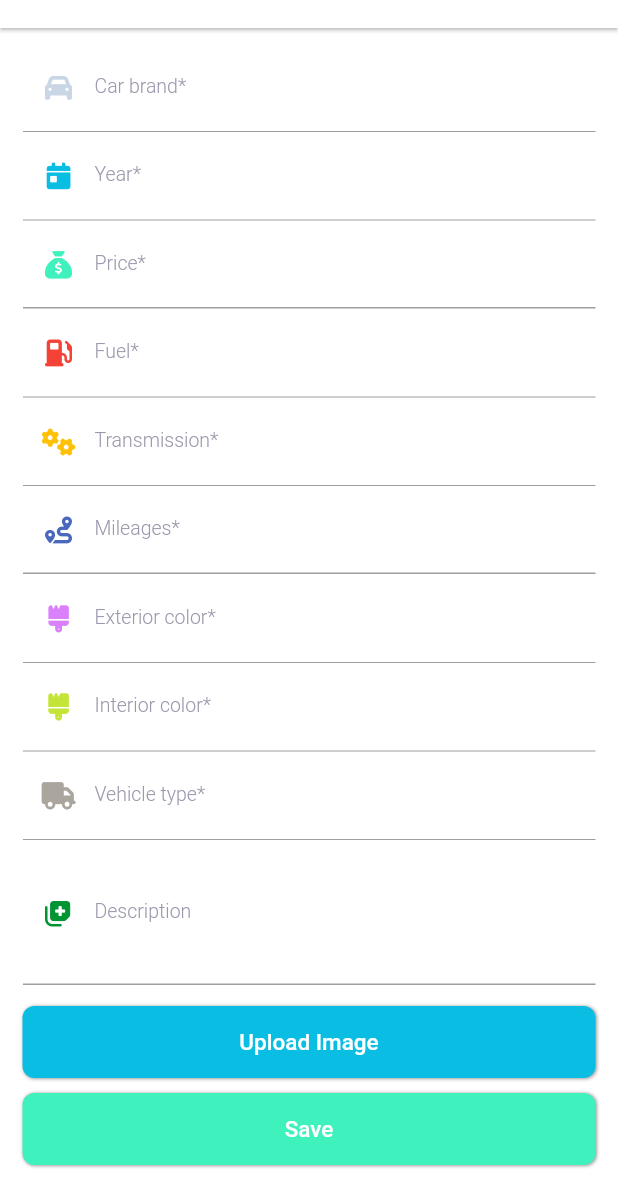
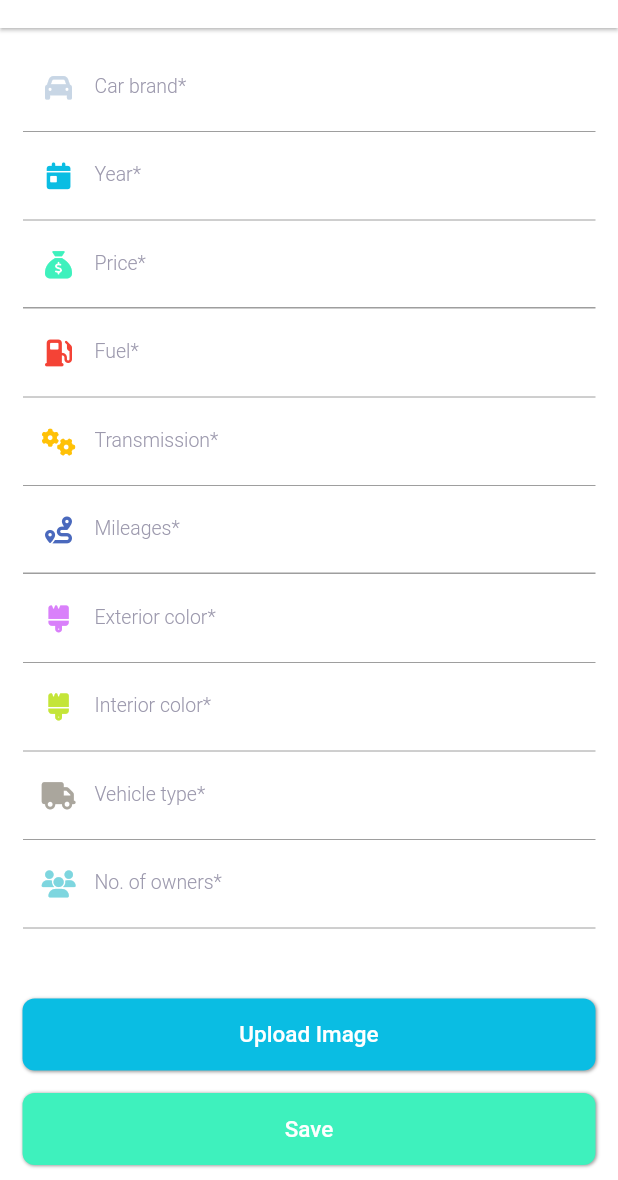
Before and after one commit to mhmoudGamea/car-club, a Flutter app: the PostView screen opened by its route, on a phone screen of 412 x 824 dp, the part 56-1236 px from its top. Run offline on Flutter 3.47's test engine with Material 2 defaults, Android fonts, the light colour scheme and no system bars; drawn by our look-alikes of flutter_neumorphic; our stand-ins replace bloc, cloud_firestore, firebase_auth, firebase_core, firebase_storage, flutter_bloc and 8 more; missing offline and left inert: flutter_facebook_auth; accounts and stored records are empty; Roboto replaces fonts that are missing (Lexend).

Commit message:
uploading post part 1

```diff
--- /dev/null
+++ b/lib/features/post/data/models/post_model.dart
@@ -0,0 +1,63 @@
+class PostModel {
+  final String brand;
+  final String manufacturingYear;
+  final double price;
+  final String fuel;
+  final String transmission;
+  final double mileage;
+  final String exColor;
+  final String inColor;
+  final String vehicleType;
+  final String noOfOwners;
+  final String description;
+  final String address;
+
+  const PostModel({
+    required this.brand,
+    required this.manufacturingYear,
+    required this.price,
+    required this.fuel,
+    required this.transmission,
+    required this.mileage,
+    required this.exColor,
+    required this.inColor,
+    required this.vehicleType,
+    required this.noOfOwners,
+    required this.description,
+    required this.address,
+  });
+
+  factory PostModel.fromJson(Map<String, dynamic> json) {
+    return PostModel(
+      brand: json['brand'],
+      manufacturingYear: json['manufacturingYear'],
+      price: json['price'],
+      fuel: json['fuel'],
+      transmission: json['transmission'],
+      mileage: json['mileage'],
+      exColor: json['exColor'],
+      inColor: json['inColor'],
+      vehicleType: json['vehicleType'],
+      noOfOwners: json['noOfOwners'],
+      description: json['description'],
+      address: json['address'],
+    );
+  }
+
+  Map<String, dynamic> toJson() {
+    return {
+      'brand': brand,
+      'manufacturingYear': manufacturingYear,
+      'price': price,
+      'fuel': fuel,
+      'transmission': transmission,
+      'mileage': mileage,
+      'exColor': exColor,
+      'inColor': inColor,
+      'vehicleType': vehicleType,
+      'noOfOwners': noOfOwners,
+      'description': description,
+      'address': address,
+    };
+  }
+}
--- /dev/null
+++ b/lib/features/post/data/post_constants.dart
@@ -0,0 +1,2 @@
+const postsColl = 'postsCollection';
+const userPosts = 'posts';
--- /dev/null
+++ b/lib/features/post/data/repos/post_repo.dart
@@ -0,0 +1,3 @@
+abstract class PostRepo {
+  Future<void> addNewPost(String uId, Map<String, dynamic> post);
+}
--- /dev/null
+++ b/lib/features/post/data/repos/post_repo_impl.dart
@@ -0,0 +1,13 @@
+import 'package:car_club/features/post/data/repos/post_repo.dart';
+import 'package:cloud_firestore/cloud_firestore.dart';
+import '../post_constants.dart';
+
+class PostRepoImpl implements PostRepo {
+// postsCollection > uid > posts > dynamically generated document for each post
+  CollectionReference postsCollection =
+      FirebaseFirestore.instance.collection(postsColl);
+  @override
+  Future<void> addNewPost(String uId, Map<String, dynamic> post) async {
+    await postsCollection.doc(uId).collection(userPosts).add(post);
+  }
+}
--- a/lib/features/post/presentation/model_views/form_cubit/form_state.dart
+++ /dev/null
@@ -1,6 +0,0 @@
-part of 'form_cubit.dart';
-
-@immutable
-abstract class FormState {}
-
-class FormInitial extends FormState {}
--- /dev/null
+++ b/lib/features/post/presentation/model_views/number_of_owner_cubit/number_of_owners_cubit.dart
@@ -0,0 +1,25 @@
+import 'package:flutter_bloc/flutter_bloc.dart';
+import 'package:meta/meta.dart';
+
+part 'number_of_owners_state.dart';
+
+class NumberOfOwnersCubit extends Cubit<NumberOfOwnersState> {
+  NumberOfOwnersCubit() : super(NumberOfOwnersInitial());
+
+  static const List<String> _noOfOwners = ['1', '2', '3', '4', '+4'];
+
+  List<String> get getNoOfOwners {
+    return _noOfOwners;
+  }
+
+  String? _number;
+
+  String? get getNumber {
+    return _number;
+  }
+
+  set setNumber(String? number) {
+    _number = number;
+    emit(NumberOfOwnersSelected());
+  }
+}
--- /dev/null
+++ b/lib/features/post/presentation/model_views/number_of_owner_cubit/number_of_owners_state.dart
@@ -0,0 +1,8 @@
+part of 'number_of_owners_cubit.dart';
+
+@immutable
+abstract class NumberOfOwnersState {}
+
+class NumberOfOwnersInitial extends NumberOfOwnersState {}
+
+class NumberOfOwnersSelected extends NumberOfOwnersState {}
--- /dev/null
+++ b/lib/features/post/presentation/model_views/user_form_cubit/user_form_cubit.dart
@@ -0,0 +1,131 @@
+import 'package:car_club/core/utils/helper.dart';
+import 'package:car_club/features/post/data/models/post_model.dart';
+import 'package:flutter/material.dart';
+import 'package:flutter_bloc/flutter_bloc.dart';
+import 'package:font_awesome_flutter/font_awesome_flutter.dart';
+// ignore: unnecessary_import
+import 'package:meta/meta.dart';
+
+import '../../../data/repos/post_repo.dart';
+import '../upload_image_cubit/upload_image_cubit.dart';
+
+part 'user_form_state.dart';
+
+class UserFormCubit extends Cubit<UserFormState> {
+  final PostRepo postRepo;
+  UserFormCubit(this.postRepo) : super(UserFormInitial());
+
+  final _brandsController = TextEditingController();
+  TextEditingController get getBrand {
+    return _brandsController;
+  }
+
+  final _yearController = TextEditingController();
+  TextEditingController get getYear {
+    return _yearController;
+  }
+
+  final _priceController = TextEditingController();
+  TextEditingController get getPrice {
+    return _priceController;
+  }
+
+  final _fuelController = TextEditingController();
+  TextEditingController get getFuel {
+    return _fuelController;
+  }
+
+  final _transmissionController = TextEditingController();
+  TextEditingController get getTransmission {
+    return _transmissionController;
+  }
+
+  final _mileagesController = TextEditingController();
+  TextEditingController get getMileage {
+    return _mileagesController;
+  }
+
+  final _exteriorColorController = TextEditingController();
+  TextEditingController get getExteriorColor {
+    return _exteriorColorController;
+  }
+
+  final _interiorColorController = TextEditingController();
+  TextEditingController get getInteriorColor {
+    return _interiorColorController;
+  }
+
+  final _vehicleTypeController = TextEditingController();
+  TextEditingController get getVehicleType {
+    return _vehicleTypeController;
+  }
+
+  final _numberOfOwnerController = TextEditingController();
+  TextEditingController get getNoOfOwners {
+    return _numberOfOwnerController;
+  }
+
+  final _descriptionController = TextEditingController();
+  TextEditingController get getDescription {
+    return _descriptionController;
+  }
+
+  final _addressController = TextEditingController();
+  TextEditingController get getAddress {
+    return _addressController;
+  }
+
+  late PostModel _postModel;
+
+  Future<void> addPost() async {
+    emit(PostLoading());
+    _postModel = PostModel(
+      brand: getBrand.text,
+      manufacturingYear: getYear.text,
+      price: double.parse(getPrice.text),
+      fuel: getFuel.text,
+      transmission: getTransmission.text,
+      mileage: double.parse(getMileage.text),
+      exColor: getExteriorColor.text,
+      inColor: getInteriorColor.text,
+      vehicleType: getVehicleType.text,
+      noOfOwners: getNoOfOwners.text,
+      description: getDescription.text,
+      address: getAddress.text,
+    );
+    try {
+      await postRepo.addNewPost(
+          'yyTbyyKO9xREWQjg4aXIM2thJWp1', _postModel.toJson());
+      emit(PostAddedSuccess());
+    } catch (error) {
+      emit(PostAddedFailure());
+    }
+  }
+
+  Future<void> validate(
+      {required GlobalKey<FormState> formKey,
+      required BuildContext context,
+      required UploadImageCubit uploadedImages}) async {
+    if (formKey.currentState!.validate()) {
+      if (uploadedImages.getUploadedUrls.isNotEmpty) {
+        addPost();
+      } else {
+        // snackbar if doesn't upload images
+        Helper.showCustomToast(
+          context: context,
+          bgColor: Colors.amber,
+          icon: FontAwesomeIcons.triangleExclamation,
+          msg: 'please upload some images first.',
+        );
+      }
+    } else {
+      // snackbar if doesn't complete any text field
+      Helper.showCustomToast(
+        context: context,
+        bgColor: Colors.red,
+        icon: FontAwesomeIcons.triangleExclamation,
+        msg: 'please complete required fields.',
+      );
+    }
+  }
+}
--- /dev/null
+++ b/lib/features/post/presentation/model_views/user_form_cubit/user_form_state.dart
@@ -0,0 +1,12 @@
+part of 'user_form_cubit.dart';
+
+@immutable
+abstract class UserFormState {}
+
+class UserFormInitial extends UserFormState {}
+
+class PostLoading extends UserFormState {}
+
+class PostAddedSuccess extends UserFormState {}
+
+class PostAddedFailure extends UserFormState {}
--- a/lib/features/post/presentation/views/post_view.dart
+++ b/lib/features/post/presentation/views/post_view.dart
@@ -1,5 +1,8 @@
+import 'package:car_club/features/post/data/repos/post_repo_impl.dart';
 import 'package:car_club/features/post/presentation/model_views/interior_color_cubit/interior_color_cubit.dart';
+import 'package:car_club/features/post/presentation/model_views/number_of_owner_cubit/number_of_owners_cubit.dart';
 import 'package:car_club/features/post/presentation/model_views/upload_image_cubit/upload_image_cubit.dart';
+import 'package:car_club/features/post/presentation/model_views/user_form_cubit/user_form_cubit.dart';
 import 'package:car_club/features/post/presentation/model_views/vehicle_type_cubit/vehicle_type_cubit.dart';
 import 'package:flutter/material.dart';
 import 'package:flutter_bloc/flutter_bloc.dart';
@@ -20,6 +23,7 @@ class PostView extends StatelessWidget {
   Widget build(BuildContext context) {
     return MultiBlocProvider(
       providers: [
+        BlocProvider(create: (context) => UserFormCubit(PostRepoImpl())),
         BlocProvider(create: (context) => BrandCubit()),
         BlocProvider(create: (context) => YearCubit()),
         BlocProvider(create: (context) => FuelCubit()),
@@ -27,6 +31,7 @@ class PostView extends StatelessWidget {
         BlocProvider(create: (context) => ExteriorColorCubit()),
         BlocProvider(create: (context) => InteriorColorCubit()),
         BlocProvider(create: (context) => VehicleTypeCubit()),
+        BlocProvider(create: (context) => NumberOfOwnersCubit()),
         BlocProvider(create: (context) => UploadImageCubit()),
       ],
       child: Scaffold(
--- a/lib/features/post/presentation/views/widgets/image_picker_widget.dart
+++ b/lib/features/post/presentation/views/widgets/image_picker_widget.dart
@@ -161,7 +161,9 @@ class ImagePickerWidget extends StatelessWidget {
                                     : const Color(0xff0abde3),
                                 depth: 1),
                             child: Text(
-                              'Upload Image',
+                              uploadImage.getUploadedUrls.length <= 1
+                                  ? 'Upload image'
+                                  : 'Upload more images',
                               textAlign: TextAlign.center,
                               style:
                                   Styles.title14.copyWith(color: Colors.white),
--- a/lib/features/post/presentation/views/widgets/post_view_body.dart
+++ b/lib/features/post/presentation/views/widgets/post_view_body.dart
@@ -3,8 +3,10 @@ import 'package:car_club/features/post/presentation/model_views/brand_cubit/bran
 import 'package:car_club/features/post/presentation/model_views/exterior_color_cubit/exterior_color_cubit.dart';
 import 'package:car_club/features/post/presentation/model_views/fuel_cubit/fuel_cubit.dart';
 import 'package:car_club/features/post/presentation/model_views/interior_color_cubit/interior_color_cubit.dart';
+import 'package:car_club/features/post/presentation/model_views/number_of_owner_cubit/number_of_owners_cubit.dart';
 import 'package:car_club/features/post/presentation/model_views/transmission_cubit/transmission_cubit.dart';
 import 'package:car_club/features/post/presentation/model_views/upload_image_cubit/upload_image_cubit.dart';
+import 'package:car_club/features/post/presentation/model_views/user_form_cubit/user_form_cubit.dart';
 import 'package:car_club/features/post/presentation/model_views/year_cubit/year_cubit.dart';
 import 'package:car_club/features/post/presentation/views/widgets/brand_widget.dart';
 import 'package:car_club/features/post/presentation/views/widgets/exterior_color_widget.dart';
@@ -21,6 +23,7 @@ import 'package:font_awesome_flutter/font_awesome_flutter.dart';
 
 import '../../../../../core/constants.dart';
 import '../../model_views/vehicle_type_cubit/vehicle_type_cubit.dart';
+import 'number_of_owners_widget.dart';
 import 'uploaded_image_builder.dart';
 import 'vehicle_type_widget.dart';
 
@@ -32,26 +35,11 @@ class PostViewBody extends StatefulWidget {
 }
 
 class _PostViewBodyState extends State<PostViewBody> {
-  final _brandsController = TextEditingController();
-
-  final _yearController = TextEditingController();
-
-  final _priceController = TextEditingController();
-
-  final _fuelController = TextEditingController();
-
-  final _transmissionController = TextEditingController();
-
-  final _mileagesController = TextEditingController();
-
-  final _exteriorColorController = TextEditingController();
-
-  final _interiorColorController = TextEditingController();
-
-  final _vehicleTypeController = TextEditingController();
+  final _formKey = GlobalKey<FormState>();
 
   @override
   Widget build(BuildContext context) {
+    final userFormData = BlocProvider.of<UserFormCubit>(context);
     final brandData = BlocProvider.of<BrandCubit>(context);
     final yearData = BlocProvider.of<YearCubit>(context);
     final fuelData = BlocProvider.of<FuelCubit>(context);
@@ -59,6 +47,7 @@ class _PostViewBodyState extends State<PostViewBody> {
     final exteriorColorData = BlocProvider.of<ExteriorColorCubit>(context);
     final interiorColorData = BlocProvider.of<InteriorColorCubit>(context);
     final vehicleTypeData = BlocProvider.of<VehicleTypeCubit>(context);
+    final numberOfOwnerData = BlocProvider.of<NumberOfOwnersCubit>(context);
     final uploadImageData = BlocProvider.of<UploadImageCubit>(context);
 
     return Padding(
@@ -71,6 +60,8 @@ class _PostViewBodyState extends State<PostViewBody> {
             child: SingleChildScrollView(
               physics: const BouncingScrollPhysics(),
               // second main column
+              child: Form(
+                key: _formKey,
                 child: Column(
                   children: [
                     // brand text field
@@ -83,12 +74,13 @@ class _PostViewBodyState extends State<PostViewBody> {
                       child: BlocListener<BrandCubit, BrandState>(
                         listener: (context, state) {
                           if (state is BrandNameSelected) {
-                          _brandsController.text = brandData.getBrandName!;
+                            userFormData.getBrand.text =
+                                brandData.getBrandName!;
                           }
                         },
                         child: TextFiledWidget(
                           isEnabled: false,
-                        controller: _brandsController,
+                          controller: userFormData.getBrand,
                           label: 'Car brand*',
                           prefixIcon: const Icon(
                             FontAwesomeIcons.car,
@@ -113,13 +105,13 @@ class _PostViewBodyState extends State<PostViewBody> {
                       child: BlocListener<YearCubit, YearState>(
                         listener: (context, state) {
                           if (state is YearSelected) {
-                          _yearController.text =
+                            userFormData.getYear.text =
                                 yearData.getManufactureYear.toString();
                           }
                         },
                         child: TextFiledWidget(
                           isEnabled: false,
-                        controller: _yearController,
+                          controller: userFormData.getYear,
                           label: 'Year*',
                           type: TextInputType.number,
                           prefixIcon: const Icon(
@@ -132,7 +124,7 @@ class _PostViewBodyState extends State<PostViewBody> {
                     ),
                     // price text field
                     TextFiledWidget(
-                    controller: _priceController,
+                      controller: userFormData.getPrice,
                       label: 'Price*',
                       type: TextInputType.number,
                       prefixIcon: const Icon(
@@ -155,12 +147,12 @@ class _PostViewBodyState extends State<PostViewBody> {
                       child: BlocListener<FuelCubit, FuelState>(
                         listener: (context, state) {
                           if (state is FuelSelected) {
-                          _fuelController.text = fuelData.getFuelType!;
+                            userFormData.getFuel.text = fuelData.getFuelType!;
                           }
                         },
                         child: TextFiledWidget(
                           isEnabled: false,
-                        controller: _fuelController,
+                          controller: userFormData.getFuel,
                           label: 'Fuel*',
                           prefixIcon: const Icon(
                             FontAwesomeIcons.gasPump,
@@ -185,13 +177,13 @@ class _PostViewBodyState extends State<PostViewBody> {
                       child: BlocListener<TransmissionCubit, TransmissionState>(
                         listener: (context, state) {
                           if (state is TransmissionSelected) {
-                          _transmissionController.text =
+                            userFormData.getTransmission.text =
                                 transmissionData.getTransmissionType!;
                           }
                         },
                         child: TextFiledWidget(
                           isEnabled: false,
-                        controller: _transmissionController,
+                          controller: userFormData.getTransmission,
                           label: 'Transmission*',
                           prefixIcon: const Icon(
                             FontAwesomeIcons.gears,
@@ -203,7 +195,7 @@ class _PostViewBodyState extends State<PostViewBody> {
                     ),
                     // mileages text field
                     TextFiledWidget(
-                    controller: _mileagesController,
+                      controller: userFormData.getMileage,
                       label: 'Mileages*',
                       type: TextInputType.number,
                       prefixIcon: const Icon(
@@ -224,16 +216,17 @@ class _PostViewBodyState extends State<PostViewBody> {
                           ),
                         );
                       },
-                    child: BlocListener<ExteriorColorCubit, ExteriorColorState>(
+                      child:
+                          BlocListener<ExteriorColorCubit, ExteriorColorState>(
                         listener: (context, state) {
                           if (state is ExteriorColorSelected) {
-                          _exteriorColorController.text =
+                            userFormData.getExteriorColor.text =
                                 exteriorColorData.getExteriorColor!;
                           }
                         },
                         child: TextFiledWidget(
                           isEnabled: false,
-                        controller: _exteriorColorController,
+                          controller: userFormData.getExteriorColor,
                           label: 'Exterior color*',
                           prefixIcon: const Icon(
                             FontAwesomeIcons.brush,
@@ -255,16 +248,17 @@ class _PostViewBodyState extends State<PostViewBody> {
                           ),
                         );
                       },
-                    child: BlocListener<InteriorColorCubit, InteriorColorState>(
+                      child:
+                          BlocListener<InteriorColorCubit, InteriorColorState>(
                         listener: (context, state) {
                           if (state is InteriorColorSelected) {
-                          _interiorColorController.text =
+                            userFormData.getInteriorColor.text =
                                 interiorColorData.getInteriorColor!;
                           }
                         },
                         child: TextFiledWidget(
                           isEnabled: false,
-                        controller: _interiorColorController,
+                          controller: userFormData.getInteriorColor,
                           label: 'Interior color*',
                           prefixIcon: const Icon(
                             FontAwesomeIcons.brush,
@@ -274,7 +268,7 @@ class _PostViewBodyState extends State<PostViewBody> {
                         ),
                       ),
                     ),
-                  // vehicle attribute text field
+                    // vehicle type text field
                     GestureDetector(
                       onTap: () {
                         showDialog(
@@ -289,13 +283,13 @@ class _PostViewBodyState extends State<PostViewBody> {
                       child: BlocListener<VehicleTypeCubit, VehicleTypeState>(
                         listener: (context, state) {
                           if (state is VehicleTypeSelected) {
-                          _vehicleTypeController.text =
+                            userFormData.getVehicleType.text =
                                 vehicleTypeData.getVehicleType!;
                           }
                         },
                         child: TextFiledWidget(
                           isEnabled: false,
-                        controller: _vehicleTypeController,
+                          controller: userFormData.getVehicleType,
                           label: 'Vehicle type*',
                           prefixIcon: const Icon(
                             FontAwesomeIcons.truck,
@@ -305,10 +299,42 @@ class _PostViewBodyState extends State<PostViewBody> {
                         ),
                       ),
                     ),
+                    // number of owners text field
+                    GestureDetector(
+                      onTap: () {
+                        showDialog(
+                          context: context,
+                          builder: (context) =>
+                              BlocProvider<NumberOfOwnersCubit>.value(
+                            value: numberOfOwnerData,
+                            child: const NumberOfOwnersWidget(),
+                          ),
+                        );
+                      },
+                      child: BlocListener<NumberOfOwnersCubit,
+                          NumberOfOwnersState>(
+                        listener: (context, state) {
+                          if (state is NumberOfOwnersSelected) {
+                            userFormData.getNoOfOwners.text =
+                                numberOfOwnerData.getNumber!;
+                          }
+                        },
+                        child: TextFiledWidget(
+                          isEnabled: false,
+                          controller: userFormData.getNoOfOwners,
+                          label: 'No. of owners*',
+                          prefixIcon: const Icon(
+                            FontAwesomeIcons.users,
+                            size: 18,
+                            color: Color(0xff7ed6df),
+                          ),
+                        ),
+                      ),
+                    ),
                     // description text field
                     TextFiledWidget(
-                    controller: _mileagesController,
-                    label: 'Description',
+                      controller: userFormData.getDescription,
+                      label: 'Description*',
                       prefixIcon: const Icon(
                         FontAwesomeIcons.notesMedical,
                         size: 18,
@@ -316,6 +342,18 @@ class _PostViewBodyState extends State<PostViewBody> {
                       ),
                       maxLines: 3,
                       maxLength: 150,
+                    ),
+                    // address text field
+                    TextFiledWidget(
+                      controller: userFormData.getAddress,
+                      label: 'Address*',
+                      prefixIcon: const Icon(
+                        FontAwesomeIcons.locationDot,
+                        size: 18,
+                        color: Color(0xffd35400),
+                      ),
+                      maxLines: 1,
+                      maxLength: 100,
                     ),
                     // uploaded image section
                     if (uploadImageData.getUploadedUrls.isNotEmpty)
@@ -337,6 +375,7 @@ class _PostViewBodyState extends State<PostViewBody> {
                 ),
               ),
             ),
+          ),
           const SizedBox(height: 10),
           CustomNeumorphicButton(
             text: 'Upload Image',
@@ -352,13 +391,17 @@ class _PostViewBodyState extends State<PostViewBody> {
               );
             },
           ),
-          const SizedBox(height: 10),
+          const SizedBox(height: 15),
           CustomNeumorphicButton(
             text: 'Save',
             backgroundColor: mintGreen,
             textColor: Colors.white,
-            onPress: () {
-              // print();
+            onPress: () async {
+              await userFormData.validate(
+                formKey: _formKey,
+                context: context,
+                uploadedImages: uploadImageData,
+              );
             },
           ),
         ],
--- a/lib/features/post/presentation/views/widgets/text_filed_widget.dart
+++ b/lib/features/post/presentation/views/widgets/text_filed_widget.dart
@@ -40,6 +40,12 @@ class TextFiledWidget extends StatelessWidget {
         ),
         prefixIcon: prefixIcon,
       ),
+      validator: (value) {
+        if (value == null || value.isEmpty) {
+          return 'Field is required';
+        }
+        return null;
+      },
     );
   }
 }
--- a/lib/main.dart
+++ b/lib/main.dart
@@ -28,7 +28,7 @@ class CarClub extends StatelessWidget {
   final Widget widget;
   @override
   Widget build(BuildContext context) {
-    print('Gamea: uid = $uId');
+    // print('Gamea: uid = $uId');
     return MaterialApp.router(
       routerConfig: AppRoutes.getRouter,
       debugShowCheckedModeBanner: false,
```
Also changed, not shown: lib/core/utils/helper.dart (+6 -2 lines), lib/features/post/presentation/model_views/form_cubit/form_cubit.dart (deleted, +0 -8 lines), lib/features/post/presentation/views/widgets/number_of_owners_widget.dart (added, +64 -0 lines). Lines whose indentation alone changed are shown as unchanged.
